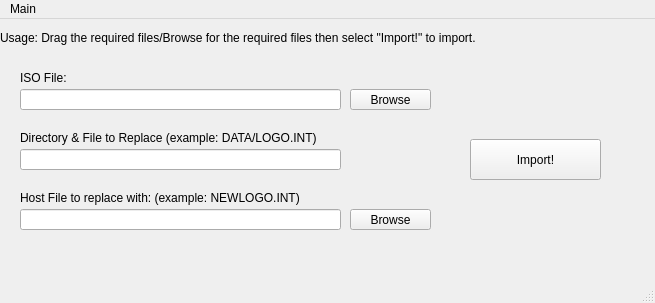
Qt form guisrc/window.ui (CryptoCANINE/isomod-GUI) before a commit.
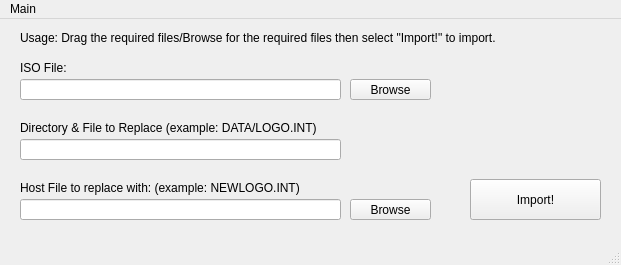
The same form after that commit.

Commit message: Remove isomod asking user for things for the ISO. Fix isomod to allow bigger-sized files in. Clean UI a little. Update README. Add warnings/error messages before running isomod if the file(s) do not exist/are false files.

Patch:
```diff
--- a/guisrc/window.ui
+++ b/guisrc/window.ui
@@ -6,20 +6,20 @@
    <rect>
     <x>0</x>
     <y>0</y>
-    <width>655</width>
-    <height>303</height>
+    <width>621</width>
+    <height>265</height>
    </rect>
   </property>
   <property name="minimumSize">
    <size>
-    <width>0</width>
-    <height>303</height>
+    <width>621</width>
+    <height>265</height>
    </size>
   </property>
   <property name="maximumSize">
    <size>
-    <width>655</width>
-    <height>303</height>
+    <width>621</width>
+    <height>265</height>
    </size>
   </property>
   <property name="windowTitle">
@@ -30,7 +30,7 @@
     <property name="geometry">
      <rect>
       <x>350</x>
-      <y>70</y>
+      <y>60</y>
       <width>81</width>
       <height>21</height>
      </rect>
@@ -43,7 +43,7 @@
     <property name="geometry">
      <rect>
       <x>350</x>
-      <y>190</y>
+      <y>180</y>
       <width>81</width>
       <height>21</height>
      </rect>
@@ -56,7 +56,7 @@
     <property name="geometry">
      <rect>
       <x>470</x>
-      <y>120</y>
+      <y>160</y>
       <width>131</width>
       <height>41</height>
      </rect>
@@ -69,7 +69,7 @@
     <property name="geometry">
      <rect>
       <x>20</x>
-      <y>70</y>
+      <y>60</y>
       <width>321</width>
       <height>21</height>
      </rect>
@@ -82,7 +82,7 @@
     <property name="geometry">
      <rect>
       <x>20</x>
-      <y>130</y>
+      <y>120</y>
       <width>321</width>
       <height>21</height>
      </rect>
@@ -95,7 +95,7 @@
     <property name="geometry">
      <rect>
       <x>20</x>
-      <y>190</y>
+      <y>180</y>
       <width>321</width>
       <height>21</height>
      </rect>
@@ -107,7 +107,7 @@
    <widget class="QLabel" name="label">
     <property name="geometry">
      <rect>
-      <x>0</x>
+      <x>20</x>
       <y>10</y>
       <width>591</width>
       <height>18</height>
@@ -121,7 +121,7 @@
     <property name="geometry">
      <rect>
       <x>20</x>
-      <y>50</y>
+      <y>40</y>
       <width>321</width>
       <height>18</height>
      </rect>
@@ -134,7 +134,7 @@
     <property name="geometry">
      <rect>
       <x>20</x>
-      <y>110</y>
+      <y>100</y>
       <width>331</width>
       <height>18</height>
      </rect>
@@ -147,7 +147,7 @@
     <property name="geometry">
      <rect>
       <x>20</x>
-      <y>170</y>
+      <y>160</y>
       <width>331</width>
       <height>18</height>
      </rect>
@@ -162,8 +162,8 @@
     <rect>
      <x>0</x>
      <y>0</y>
-     <width>655</width>
-     <height>23</height>
+     <width>621</width>
+     <height>20</height>
     </rect>
    </property>
    <widget class="QMenu" name="menuMain">
```
The commit also changes 4 other files.
